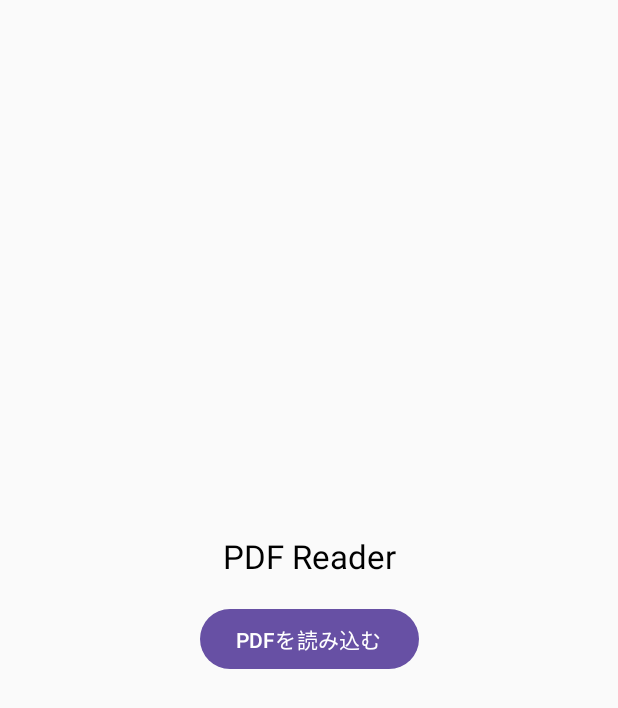
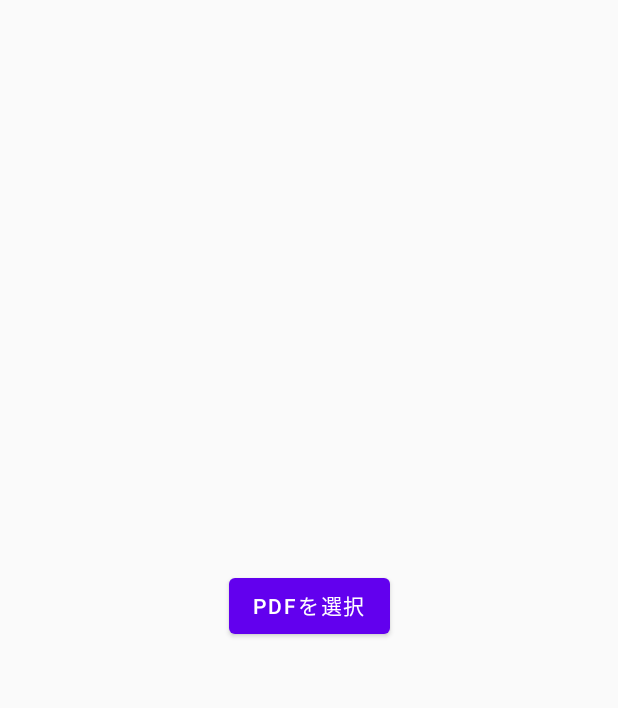
Before and after one commit to n-kazuyoshi268/code_lab, an Android app built with Jetpack Compose: the PDFReaderScreen screen opened through its navigation route, on a phone screen of 412 x 824 dp. Shown: the top 708 px of the screen. Run offline under Robolectric (Android 15) with nearby library versions, the phone set to English and light mode, and no system bars; libraries missing offline, so code that uses them is left out: com.github.barteksc.pdfviewer; 2 statements that could not run were skipped.

Commit message:
現時点を格納

```diff
--- a/ipa-master/android-app/app/build.gradle.kts
+++ b/ipa-master/android-app/app/build.gradle.kts
@@ -64,7 +64,7 @@ dependencies {
     implementation(libs.androidx.ui.graphics)
     implementation(libs.androidx.ui.tooling.preview)
     implementation(libs.androidx.material3)
-
+    implementation ("com.github.barteksc:android-pdf-viewer:3.2.0-beta.1")
     // Navigation Compose
     implementation ("androidx.navigation:navigation-compose:2.7.3")
 
--- a/ipa-master/android-app/app/src/main/AndroidManifest.xml
+++ b/ipa-master/android-app/app/src/main/AndroidManifest.xml
@@ -2,6 +2,7 @@
 <manifest xmlns:android="http://schemas.android.com/apk/res/android"
     xmlns:tools="http://schemas.android.com/tools">
     <uses-permission android:name="android.permission.READ_EXTERNAL_STORAGE" />
+    <uses-permission android:name="android.permission.MANAGE_EXTERNAL_STORAGE" tools:ignore="ScopedStorage" />
 
     <application
         android:allowBackup="true"
--- a/ipa-master/android-app/app/src/main/java/com/example/android_app/navigation/AppNavigation.kt
+++ b/ipa-master/android-app/app/src/main/java/com/example/android_app/navigation/AppNavigation.kt
@@ -1,6 +1,5 @@
 package com.example.android_app.navigation
 
-import android.content.Context
 import androidx.compose.runtime.Composable
 import androidx.navigation.NavHostController
 import androidx.navigation.compose.NavHost
@@ -9,10 +8,15 @@ import androidx.navigation.compose.rememberNavController
 import com.example.android_app.ui.screens.*
 
 @Composable
-fun AppNavigation(navController: NavHostController, context: Context) {
+fun AppNavigation() {
+    val navController: NavHostController = rememberNavController()
+
     NavHost(navController = navController, startDestination = "home") {
         composable("home") { HomeScreen(navController) }
         composable("past_questions") { PastQuestionsScreen(navController) }
+        composable("pdf_reader") {
+            PDFReaderScreen()
+        }
         composable(
             "question_detail/{questionId}",
             arguments = listOf(
@@ -22,6 +26,5 @@ fun AppNavigation(navController: NavHostController, context: Context) {
             val questionId = backStackEntry.arguments?.getInt("questionId") ?: 0
             QuestionDetailScreen(questionId = questionId)
         }
-        composable("pdf_reader") { PDFReaderScreen() }
     }
 }
--- a/ipa-master/android-app/app/src/main/java/com/example/android_app/ui/screens/PDFReaderScreen.kt
+++ b/ipa-master/android-app/app/src/main/java/com/example/android_app/ui/screens/PDFReaderScreen.kt
@@ -1,74 +1,54 @@
 package com.example.android_app.ui.screens
 
-import android.content.Context
 import android.net.Uri
-import android.util.Log
 import androidx.activity.compose.rememberLauncherForActivityResult
 import androidx.activity.result.contract.ActivityResultContracts
 import androidx.compose.foundation.layout.*
-import androidx.compose.material3.*
+import androidx.compose.material.*
 import androidx.compose.runtime.*
 import androidx.compose.ui.Alignment
 import androidx.compose.ui.Modifier
-import androidx.compose.ui.platform.LocalContext
 import androidx.compose.ui.unit.dp
-import org.apache.pdfbox.pdmodel.PDDocument
-import org.apache.pdfbox.text.PDFTextStripper
-import java.io.InputStream
+import androidx.compose.ui.viewinterop.AndroidView
+import com.github.barteksc.pdfviewer.PDFView
+import java.io.File
 
 @Composable
 fun PDFReaderScreen() {
-    var pdfContent by remember { mutableStateOf("") }
+    var selectedPdfUri by remember { mutableStateOf<Uri?>(null) }
 
-    // ファイルピッカーのランチャーをセットアップ
-    val context = LocalContext.current
-    val pdfPickerLauncher = rememberLauncherForActivityResult(
-        contract = ActivityResultContracts.OpenDocument()
-    ) { uri: Uri? ->
-        uri?.let {
-            pdfContent = readPdf(context, it) ?: "PDFを読み込めませんでした"
-        }
+    val launcher = rememberLauncherForActivityResult(ActivityResultContracts.GetContent()) { uri: Uri? ->
+        selectedPdfUri = uri
     }
 
     Column(
-        modifier = Modifier
-            .fillMaxSize()
-            .padding(16.dp),
+        modifier = Modifier.fillMaxSize(),
         horizontalAlignment = Alignment.CenterHorizontally,
         verticalArrangement = Arrangement.Center
     ) {
-        Text(
-            text = "PDF Reader",
-            style = MaterialTheme.typography.titleLarge,
-            modifier = Modifier.padding(bottom = 16.dp)
-        )
-
-        Button(onClick = { pdfPickerLauncher.launch(arrayOf("application/pdf")) }) {
-            Text("PDFを読み込む")
+        Button(
+            onClick = { launcher.launch("application/pdf") },
+            modifier = Modifier.padding(16.dp)
+        ) {
+            Text("PDFを選択")
         }
 
         Spacer(modifier = Modifier.height(16.dp))
 
-        if (pdfContent.isNotEmpty()) {
-            Text(
-                text = pdfContent,
-                style = MaterialTheme.typography.bodyMedium,
-                modifier = Modifier.padding(top = 16.dp)
-            )
+        selectedPdfUri?.let { uri ->
+            PDFViewer(uri = uri)
         }
     }
 }
 
-fun readPdf(context: Context, uri: Uri): String? {
-    return try {
-        context.contentResolver.openInputStream(uri)?.use { inputStream ->
-            val document = PDDocument.load(inputStream)
-            val pdfText = PDFTextStripper().getText(document)
-            document.close()
-            pdfText
-        }
-    } catch (e: Exception) {
-        Log.e("PDFReader", "PDFの読み込みに失敗しました: ${e.message}")
-        null
-    }
+@Composable
+fun PDFViewer(uri: Uri) {
+    AndroidView(
+        factory = { context ->
+            PDFView(context, null).apply {
+                fromUri(uri).load()
+            }
+        },
+        modifier = Modifier.fillMaxSize()
+    )
 }
```
